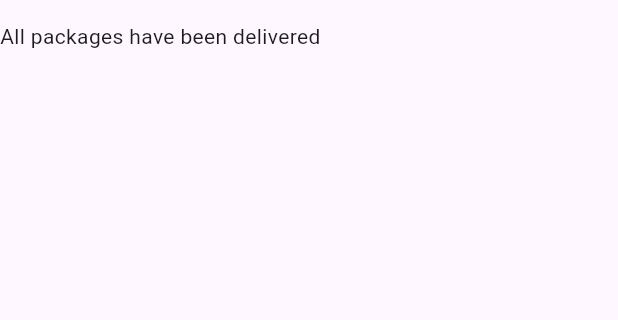
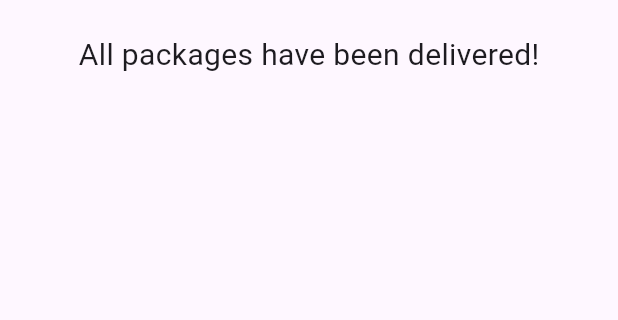
Before and after one commit to BrunoPascoa76/CM_flutter_2024_2025, a Flutter app: the DeliveryDetailsScreen screen opened directly, on a phone screen of 412 x 824 dp, the part 63-383 px from its top. Run offline on Flutter 3.47's test engine with Material 3 defaults, Android fonts, the light colour scheme and no system bars; our stand-ins replace flutter_bloc, flutter_map, geolocator, hive, hive_flutter, latlong2; missing offline and left inert: aws_sqs_api, flutter_map_location_marker, mobile_scanner, open_route_service; accounts and stored records are empty.

Commit message:
temp commit to merge

```diff
--- a/cm_flutter_2024_2025/lib/delivery_details_screen.dart
+++ b/cm_flutter_2024_2025/lib/delivery_details_screen.dart
@@ -11,12 +11,20 @@ class DeliveryDetailsScreen extends StatelessWidget{
     Delivery? currentDelivery=context.watch<DeliveryRouteBloc>().state?.getCurrentDelivery();
     return Scaffold(
       appBar: AppBar(title: const Text('Delivery')),
-      body: Column(children:currentDelivery==null?
-        [
-          Text("All packages have been delivered")
-        ]:[
-          Text("abcdef")
-        ])
+      body: Padding(
+        padding: const EdgeInsets.only(top:8.0),
+        child: Container(
+          width: MediaQuery.of(context).size.width,
+          child: Column(
+            crossAxisAlignment: CrossAxisAlignment.center,
+            children:currentDelivery==null?
+              const [
+                Text("All packages have been delivered!",style:TextStyle(fontSize: 20))
+              ]:const [
+                Text("abcdef")
+              ]),
+        ),
+      )
     );
   }
 }
```
